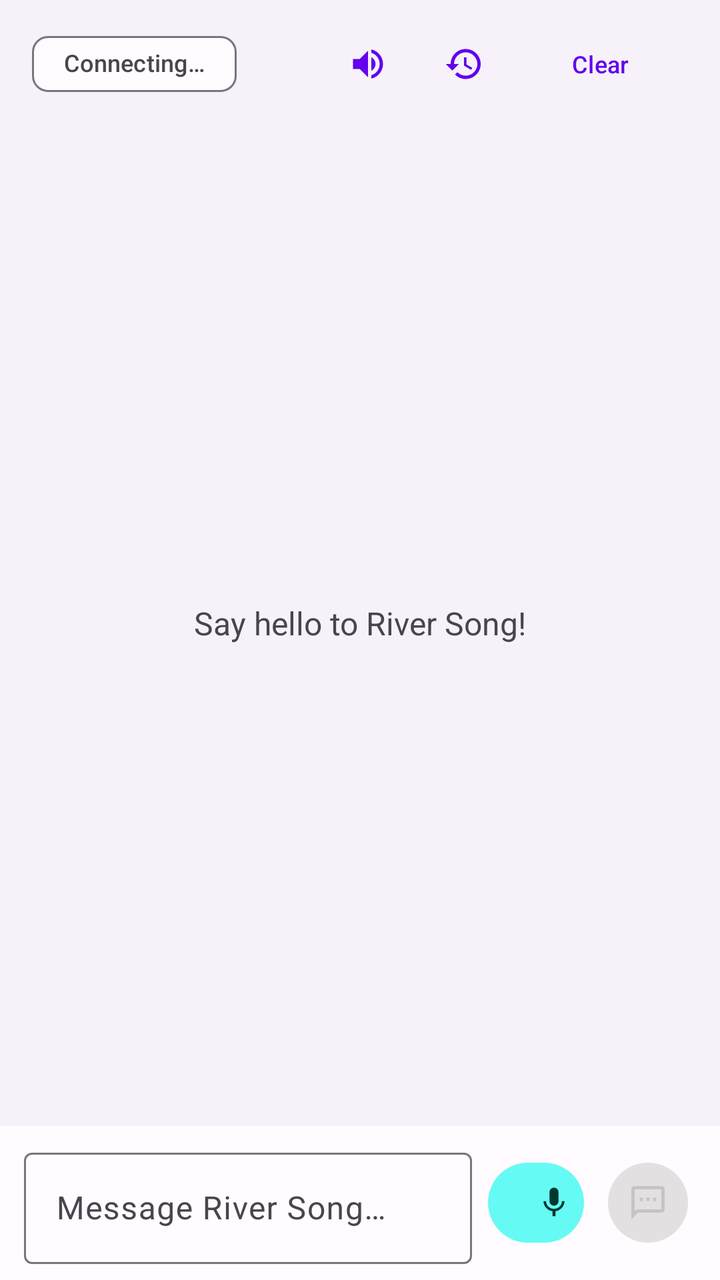
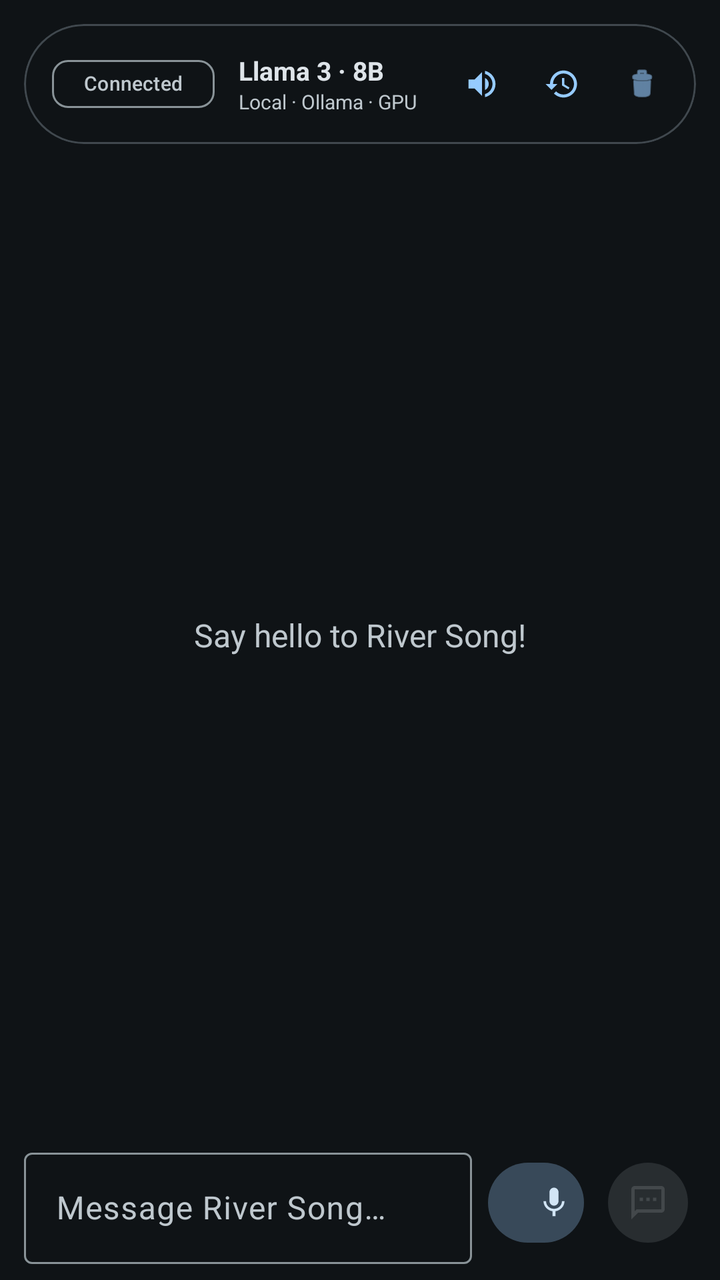

An Android layout rendered at two revisions. The XML below is the earlier revision; the diff shows what the commit changed to produce the second picture.
<!-- AndroidManifest.xml: application theme Theme.RiverSong -->
<!-- res/layout/fragment_chat.xml -->
<?xml version="1.0" encoding="utf-8"?>
<androidx.constraintlayout.widget.ConstraintLayout
    xmlns:android="http://schemas.android.com/apk/res/android"
    xmlns:app="http://schemas.android.com/apk/res-auto"
    android:layout_width="match_parent"
    android:layout_height="match_parent"
    android:background="@color/river_song_background">

    
    <LinearLayout
        android:id="@+id/layoutTopBar"
        android:layout_width="0dp"
        android:layout_height="wrap_content"
        android:orientation="horizontal"
        android:gravity="center_vertical"
        android:paddingHorizontal="16dp"
        android:paddingTop="8dp"
        android:paddingBottom="4dp"
        app:layout_constraintTop_toTopOf="parent"
        app:layout_constraintStart_toStartOf="parent"
        app:layout_constraintEnd_toEndOf="parent">

        <com.google.android.material.chip.Chip
            android:id="@+id/chipConnectionStatus"
            style="@style/Widget.Material3.Chip.Suggestion"
            android:layout_width="wrap_content"
            android:layout_height="wrap_content"
            android:text="Connecting…"
            android:textSize="12sp"
            app:chipMinHeight="28dp" />

        <View
            android:layout_width="0dp"
            android:layout_height="1dp"
            android:layout_weight="1" />

        <com.google.android.material.button.MaterialButton
            android:id="@+id/buttonTtsToggle"
            style="@style/Widget.Material3.Button.IconButton"
            android:layout_width="48dp"
            android:layout_height="48dp"
            app:icon="@drawable/ic_volume_up"
            android:contentDescription="Toggle TTS" />

        <com.google.android.material.button.MaterialButton
            android:id="@+id/buttonHistory"
            style="@style/Widget.Material3.Button.IconButton"
            android:layout_width="48dp"
            android:layout_height="48dp"
            app:icon="@drawable/ic_history"
            android:contentDescription="Chat History" />

        <com.google.android.material.button.MaterialButton
            android:id="@+id/buttonClearHistory"
            style="@style/Widget.Material3.Button.TextButton"
            android:layout_width="wrap_content"
            android:layout_height="wrap_content"
            android:text="Clear"
            android:textSize="12sp" />

    </LinearLayout>

    
    <HorizontalScrollView
        android:id="@+id/horizontalScrollViewModels"
        android:layout_width="0dp"
        android:layout_height="wrap_content"
        android:scrollbars="none"
        android:paddingHorizontal="16dp"
        app:layout_constraintTop_toBottomOf="@id/layoutTopBar"
        app:layout_constraintStart_toStartOf="parent"
        app:layout_constraintEnd_toEndOf="parent">

        <com.google.android.material.chip.ChipGroup
            android:id="@+id/chipGroupModels"
            android:layout_width="wrap_content"
            android:layout_height="wrap_content"
            app:singleLine="true"
            app:singleSelection="true"
            app:selectionRequired="true" />
    </HorizontalScrollView>

    
    <androidx.recyclerview.widget.RecyclerView
        android:id="@+id/recyclerViewChat"
        android:layout_width="0dp"
        android:layout_height="0dp"
        android:paddingTop="8dp"
        android:paddingBottom="8dp"
        android:clipToPadding="false"
        app:layout_constraintTop_toBottomOf="@id/horizontalScrollViewModels"
        app:layout_constraintBottom_toTopOf="@id/layoutStatus"
        app:layout_constraintStart_toStartOf="parent"
        app:layout_constraintEnd_toEndOf="parent" />

    
    <TextView
        android:id="@+id/textViewEmpty"
        android:layout_width="wrap_content"
        android:layout_height="wrap_content"
        android:text="Say hello to River Song!"
        android:textSize="16sp"
        android:textColor="@color/river_song_on_surface_variant"
        android:visibility="visible"
        app:layout_constraintTop_toBottomOf="@id/horizontalScrollViewModels"
        app:layout_constraintBottom_toTopOf="@id/layoutStatus"
        app:layout_constraintStart_toStartOf="parent"
        app:layout_constraintEnd_toEndOf="parent" />

    
    <com.google.android.material.button.MaterialButton
        android:id="@+id/buttonReconnect"
        style="@style/Widget.Material3.Button.TonalButton"
        android:layout_width="wrap_content"
        android:layout_height="wrap_content"
        android:layout_marginBottom="8dp"
        android:text="Reconnect"
        android:visibility="gone"
        app:layout_constraintBottom_toTopOf="@id/layoutStatus"
        app:layout_constraintStart_toStartOf="parent"
        app:layout_constraintEnd_toEndOf="parent" />

    
    <TextView
        android:id="@+id/textViewStatus"
        android:layout_width="wrap_content"
        android:layout_height="wrap_content"
        android:layout_marginBottom="4dp"
        android:paddingHorizontal="16dp"
        android:textSize="13sp"
        android:textColor="@color/river_song_on_surface_variant"
        android:fontStyle="italic"
        android:visibility="gone"
        app:layout_constraintBottom_toTopOf="@id/layoutInput"
        app:layout_constraintStart_toStartOf="parent" />

    
    <LinearLayout
        android:id="@+id/layoutStatus"
        android:layout_width="0dp"
        android:layout_height="wrap_content"
        android:orientation="horizontal"
        app:layout_constraintBottom_toTopOf="@id/layoutInput"
        app:layout_constraintStart_toStartOf="parent"
        app:layout_constraintEnd_toEndOf="parent" />

    
    <LinearLayout
        android:id="@+id/layoutInput"
        android:layout_width="0dp"
        android:layout_height="wrap_content"
        android:orientation="horizontal"
        android:gravity="center_vertical"
        android:paddingHorizontal="12dp"
        android:paddingVertical="8dp"
        android:background="@color/river_song_surface"
        app:layout_constraintBottom_toBottomOf="parent"
        app:layout_constraintStart_toStartOf="parent"
        app:layout_constraintEnd_toEndOf="parent">

        <com.google.android.material.textfield.TextInputLayout
            android:id="@+id/layoutMessageInput"
            style="@style/Widget.Material3.TextInputLayout.OutlinedBox"
            android:layout_width="0dp"
            android:layout_height="wrap_content"
            android:layout_weight="1"
            android:hint="Message River Song…">

            <com.google.android.material.textfield.TextInputEditText
                android:id="@+id/editTextMessage"
                android:layout_width="match_parent"
                android:layout_height="wrap_content"
                android:inputType="textMultiLine|textCapSentences"
                android:imeOptions="actionSend"
                android:maxLines="4" />
        </com.google.android.material.textfield.TextInputLayout>

        <com.google.android.material.button.MaterialButton
            android:id="@+id/buttonMic"
            style="@style/Widget.Material3.Button.TonalButton"
            android:layout_width="48dp"
            android:layout_height="48dp"
            android:layout_marginStart="8dp"
            app:icon="@drawable/ic_mic"
            android:contentDescription="Voice input" />

        <com.google.android.material.button.MaterialButton
            android:id="@+id/buttonSend"
            style="@style/Widget.Material3.Button.IconButton.Filled"
            android:layout_width="48dp"
            android:layout_height="48dp"
            android:layout_marginStart="8dp"
            android:enabled="false"
            app:icon="@drawable/ic_chat"
            android:contentDescription="Send" />

    </LinearLayout>

    
    <FrameLayout
        android:id="@+id/containerHistory"
        android:layout_width="match_parent"
        android:layout_height="match_parent"
        android:background="#80000000"
        android:visibility="gone"
        app:layout_constraintTop_toTopOf="parent"
        app:layout_constraintBottom_toBottomOf="parent"
        app:layout_constraintStart_toStartOf="parent"
        app:layout_constraintEnd_toEndOf="parent">

        <LinearLayout
            android:layout_width="300dp"
            android:layout_height="match_parent"
            android:layout_gravity="end"
            android:background="@color/river_song_surface"
            android:orientation="vertical"
            android:elevation="8dp"
            android:clickable="true"
            android:focusable="true">

            <RelativeLayout
                android:layout_width="match_parent"
                android:layout_height="wrap_content"
                android:padding="16dp">

                <TextView
                    android:layout_width="wrap_content"
                    android:layout_height="wrap_content"
                    android:text="Chat History"
                    android:textAppearance="@style/TextAppearance.Material3.TitleMedium" />

                <com.google.android.material.button.MaterialButton
                    android:id="@+id/buttonCloseHistory"
                    style="@style/Widget.Material3.Button.IconButton"
                    android:layout_width="48dp"
                    android:layout_height="48dp"
                    android:layout_alignParentEnd="true"
                    android:layout_centerVertical="true"
                    app:icon="@drawable/ic_close" />
            </RelativeLayout>

            <androidx.recyclerview.widget.RecyclerView
                android:id="@+id/recyclerViewHistory"
                android:layout_width="match_parent"
                android:layout_height="match_parent"
                android:clipToPadding="false"
                android:paddingBottom="16dp" />

        </LinearLayout>
    </FrameLayout>

</androidx.constraintlayout.widget.ConstraintLayout>
<!-- resources referenced by this layout -->
<resources>
  <color name="river_song_background">#F7F2F9</color>
  <color name="river_song_on_surface_variant">#49454F</color>
  <color name="river_song_surface">#FFFBFE</color>
  <style name="Theme.RiverSong" parent="Theme.Material3.DayNight.NoActionBar">
          <item name="colorPrimary">@color/river_song_primary</item>
          <item name="colorOnPrimary">@color/river_song_on_primary</item>
          <item name="colorPrimaryContainer">@color/river_song_primary_container</item>
          <item name="colorOnPrimaryContainer">@color/river_song_on_primary_container</item>
  
          <item name="colorSecondary">@color/river_song_secondary</item>
          <item name="colorOnSecondary">@color/river_song_on_secondary</item>
          <item name="colorSecondaryContainer">@color/river_song_secondary_container</item>
          <item name="colorOnSecondaryContainer">@color/river_song_on_secondary_container</item>
  
          <item name="colorTertiary">@color/river_song_tertiary</item>
          <item name="colorOnTertiary">@color/river_song_on_tertiary</item>
          <item name="colorTertiaryContainer">@color/river_song_tertiary_container</item>
          <item name="colorOnTertiaryContainer">@color/river_song_on_tertiary_container</item>
  
          <item name="colorError">@color/river_song_error</item>
          <item name="colorOnError">@color/river_song_on_error</item>
          <item name="colorErrorContainer">@color/river_song_error_container</item>
          <item name="colorOnErrorContainer">@color/river_song_on_error_container</item>
  
          <item name="android:colorBackground">@color/river_song_background</item>
          <item name="colorOnBackground">@color/river_song_on_background</item>
          <item name="colorSurface">@color/river_song_surface</item>
          <item name="colorOnSurface">@color/river_song_on_surface</item>
          <item name="colorSurfaceVariant">@color/river_song_surface_variant</item>
          <item name="colorOnSurfaceVariant">@color/river_song_on_surface_variant</item>
          <item name="colorOutline">@color/river_song_outline</item>
  
          <item name="android:statusBarColor">?attr/colorPrimary</item>
          <item name="android:windowLightStatusBar">true</item>
          <item name="android:navigationBarColor">?attr/colorSurface</item>
      </style>
  <color name="river_song_primary">#6200EE</color>
  <color name="river_song_on_primary">#FFFFFF</color>
  <color name="river_song_primary_container">#BB86FC</color>
  <color name="river_song_on_primary_container">#21005D</color>
  <color name="river_song_secondary">#03DAC6</color>
  <color name="river_song_on_secondary">#000000</color>
  <color name="river_song_secondary_container">#66FAF4</color>
  <color name="river_song_on_secondary_container">#003831</color>
  <color name="river_song_tertiary">#018786</color>
  <color name="river_song_on_tertiary">#FFFFFF</color>
  <color name="river_song_tertiary_container">#A7E7E7</color>
  <color name="river_song_on_tertiary_container">#002C2C</color>
  <color name="river_song_error">#B00020</color>
  <color name="river_song_on_error">#FFFFFF</color>
  <color name="river_song_error_container">#FCD8DF</color>
  <color name="river_song_on_error_container">#410002</color>
  <color name="river_song_on_background">#1C1B1F</color>
  <color name="river_song_on_surface">#1C1B1F</color>
  <color name="river_song_surface_variant">#E7E0EC</color>
  <color name="river_song_outline">#79757F</color>
  <!-- unchanged entries left out for length: 5 -->
</resources>

<!-- the commit's change to res/layout/fragment_chat.xml (unified diff, before → after) -->
@@ -7,78 +7,99 @@
     android:background="@color/river_song_background">
 
     
-    <LinearLayout
-        android:id="@+id/layoutTopBar"
-        android:layout_width="0dp"
-        android:layout_height="wrap_content"
-        android:orientation="horizontal"
-        android:gravity="center_vertical"
-        android:paddingHorizontal="16dp"
-        android:paddingTop="8dp"
-        android:paddingBottom="4dp"
-        app:layout_constraintTop_toTopOf="parent"
-        app:layout_constraintStart_toStartOf="parent"
-        app:layout_constraintEnd_toEndOf="parent">
-
-        <com.google.android.material.chip.Chip
-            android:id="@+id/chipConnectionStatus"
-            style="@style/Widget.Material3.Chip.Suggestion"
-            android:layout_width="wrap_content"
+    <com.google.android.material.card.MaterialCardView
+        android:id="@+id/cardModelSelector"
+        android:layout_width="match_parent"
+        android:layout_height="wrap_content"
+        android:layout_margin="12dp"
+        app:cardCornerRadius="9999dp"
+        app:cardElevation="0dp"
+        app:strokeWidth="1dp"
+        app:strokeColor="?attr/colorOutlineVariant"
+        app:layout_constraintTop_toTopOf="parent">
+
+        <LinearLayout
+            android:layout_width="match_parent"
             android:layout_height="wrap_content"
-            android:text="Connecting…"
-            android:textSize="12sp"
-            app:chipMinHeight="28dp" />
-
-        <View
-            android:layout_width="0dp"
-            android:layout_height="1dp"
-            android:layout_weight="1" />
-
-        <com.google.android.material.button.MaterialButton
-            android:id="@+id/buttonTtsToggle"
-            style="@style/Widget.Material3.Button.IconButton"
-            android:layout_width="48dp"
-            android:layout_height="48dp"
-            app:icon="@drawable/ic_volume_up"
-            android:contentDescription="Toggle TTS" />
-
-        <com.google.android.material.button.MaterialButton
-            android:id="@+id/buttonHistory"
-            style="@style/Widget.Material3.Button.IconButton"
-            android:layout_width="48dp"
-            android:layout_height="48dp"
-            app:icon="@drawable/ic_history"
-            android:contentDescription="Chat History" />
-
-        <com.google.android.material.button.MaterialButton
-            android:id="@+id/buttonClearHistory"
-            style="@style/Widget.Material3.Button.TextButton"
-            android:layout_width="wrap_content"
-            android:layout_height="wrap_content"
-            android:text="Clear"
-            android:textSize="12sp" />
-
-    </LinearLayout>
-
-    
-    <HorizontalScrollView
-        android:id="@+id/horizontalScrollViewModels"
-        android:layout_width="0dp"
-        android:layout_height="wrap_content"
-        android:scrollbars="none"
-        android:paddingHorizontal="16dp"
-        app:layout_constraintTop_toBottomOf="@id/layoutTopBar"
-        app:layout_constraintStart_toStartOf="parent"
-        app:layout_constraintEnd_toEndOf="parent">
-
-        <com.google.android.material.chip.ChipGroup
-            android:id="@+id/chipGroupModels"
-            android:layout_width="wrap_content"
-            android:layout_height="wrap_content"
-            app:singleLine="true"
-            app:singleSelection="true"
-            app:selectionRequired="true" />
-    </HorizontalScrollView>
+            android:gravity="center_vertical"
+            android:orientation="horizontal"
+            android:padding="6dp">
+
+            <com.google.android.material.chip.Chip
+                android:id="@+id/chipConnectionStatus"
+                style="@style/Widget.Material3.Chip.Suggestion"
+                android:layout_width="wrap_content"
+                android:layout_height="wrap_content"
+                android:text="Connected"
+                android:textSize="10sp"
+                app:chipMinHeight="24dp"
+                android:layout_marginStart="8dp" />
+
+            <LinearLayout
+                android:layout_width="0dp"
+                android:layout_height="wrap_content"
+                android:layout_marginStart="12dp"
+                android:layout_weight="1"
+                android:orientation="vertical">
+
+                <TextView
+                    android:id="@+id/textViewModelName"
+                    android:layout_width="wrap_content"
+                    android:layout_height="wrap_content"
+                    android:text="Llama 3 · 8B"
+                    android:textColor="?attr/colorOnSurface"
+                    android:textSize="13sp"
+                    android:textStyle="bold" />
+
+                <TextView
+                    android:id="@+id/textViewModelSub"
+                    android:layout_width="wrap_content"
+                    android:layout_height="wrap_content"
+                    android:text="Local · Ollama · GPU"
+                    android:textColor="?attr/colorOnSurfaceVariant"
+                    android:textSize="10sp" />
+            </LinearLayout>
+
+            <com.google.android.material.button.MaterialButton
+                android:id="@+id/buttonTtsToggle"
+                style="@style/Widget.Material3.Button.IconButton"
+                android:layout_width="40dp"
+                android:layout_height="40dp"
+                app:icon="@drawable/ic_volume_up"
+                app:iconSize="18dp"
+                android:contentDescription="Toggle TTS" />
+
+            <com.google.android.material.button.MaterialButton
+                android:id="@+id/buttonHistory"
+                style="@style/Widget.Material3.Button.IconButton"
+                android:layout_width="40dp"
+                android:layout_height="40dp"
+                app:icon="@drawable/ic_history"
+                app:iconSize="18dp"
+                android:contentDescription="Chat History" />
+
+            <com.google.android.material.button.MaterialButton
+                android:id="@+id/buttonClearHistory"
+                style="@style/Widget.Material3.Button.IconButton"
+                android:layout_width="40dp"
+                android:layout_height="40dp"
+                app:icon="@android:drawable/ic_menu_delete"
+                app:iconSize="18dp"
+                android:layout_marginEnd="4dp"
+                android:contentDescription="Clear" />
+
+        </LinearLayout>
+    </com.google.android.material.card.MaterialCardView>
+
+    
+    <com.google.android.material.chip.ChipGroup
+        android:id="@+id/chipGroupModels"
+        android:layout_width="0dp"
+        android:layout_height="wrap_content"
+        android:visibility="gone"
+        app:layout_constraintTop_toBottomOf="@id/cardModelSelector"
+        app:layout_constraintStart_toStartOf="parent"
+        app:layout_constraintEnd_toEndOf="parent" />
 
     
     <androidx.recyclerview.widget.RecyclerView
@@ -88,7 +109,7 @@
         android:paddingTop="8dp"
         android:paddingBottom="8dp"
         android:clipToPadding="false"
-        app:layout_constraintTop_toBottomOf="@id/horizontalScrollViewModels"
+        app:layout_constraintTop_toBottomOf="@id/cardModelSelector"
         app:layout_constraintBottom_toTopOf="@id/layoutStatus"
         app:layout_constraintStart_toStartOf="parent"
         app:layout_constraintEnd_toEndOf="parent" />
@@ -102,7 +123,7 @@
         android:textSize="16sp"
         android:textColor="@color/river_song_on_surface_variant"
         android:visibility="visible"
-        app:layout_constraintTop_toBottomOf="@id/horizontalScrollViewModels"
+        app:layout_constraintTop_toBottomOf="@id/cardModelSelector"
         app:layout_constraintBottom_toTopOf="@id/layoutStatus"
         app:layout_constraintStart_toStartOf="parent"
         app:layout_constraintEnd_toEndOf="parent" />
<!-- resource entries referenced after the edit -->
@@ -1,61 +1,91 @@
 <!-- resources referenced by this layout -->
 <resources>
-  <color name="river_song_background">#F7F2F9</color>
-  <color name="river_song_on_surface_variant">#49454F</color>
-  <color name="river_song_surface">#FFFBFE</color>
+  <color name="river_song_background">#0F1316</color>
+  <color name="river_song_on_surface_variant">#BFC8CE</color>
+  <color name="river_song_surface">#0F1316</color>
   <style name="Theme.RiverSong" parent="Theme.Material3.DayNight.NoActionBar">
-          <item name="colorPrimary">@color/river_song_primary</item>
-          <item name="colorOnPrimary">@color/river_song_on_primary</item>
-          <item name="colorPrimaryContainer">@color/river_song_primary_container</item>
-          <item name="colorOnPrimaryContainer">@color/river_song_on_primary_container</item>
+          
+          <item name="colorPrimary">@color/rs_blue_primary</item>
+          <item name="colorOnPrimary">@color/rs_blue_on_primary</item>
+          <item name="colorPrimaryContainer">@color/rs_blue_primary_container</item>
+          <item name="colorOnPrimaryContainer">@color/rs_blue_on_primary_container</item>
   
-          <item name="colorSecondary">@color/river_song_secondary</item>
-          <item name="colorOnSecondary">@color/river_song_on_secondary</item>
-          <item name="colorSecondaryContainer">@color/river_song_secondary_container</item>
-          <item name="colorOnSecondaryContainer">@color/river_song_on_secondary_container</item>
+          <item name="colorSecondary">@color/rs_blue_secondary</item>
+          <item name="colorOnSecondary">@color/rs_blue_on_secondary</item>
+          <item name="colorSecondaryContainer">@color/rs_blue_secondary_container</item>
+          <item name="colorOnSecondaryContainer">@color/rs_blue_on_secondary_container</item>
   
-          <item name="colorTertiary">@color/river_song_tertiary</item>
-          <item name="colorOnTertiary">@color/river_song_on_tertiary</item>
-          <item name="colorTertiaryContainer">@color/river_song_tertiary_container</item>
-          <item name="colorOnTertiaryContainer">@color/river_song_on_tertiary_container</item>
+          <item name="colorTertiary">@color/rs_blue_tertiary</item>
+          <item name="colorOnTertiary">@color/rs_blue_on_tertiary</item>
+          <item name="colorTertiaryContainer">@color/rs_blue_tertiary_container</item>
+          <item name="colorOnTertiaryContainer">@color/rs_blue_on_tertiary_container</item>
   
-          <item name="colorError">@color/river_song_error</item>
-          <item name="colorOnError">@color/river_song_on_error</item>
-          <item name="colorErrorContainer">@color/river_song_error_container</item>
-          <item name="colorOnErrorContainer">@color/river_song_on_error_container</item>
+          <item name="colorError">@color/rs_blue_error</item>
+          <item name="colorOnError">@color/rs_blue_on_error</item>
+          <item name="colorErrorContainer">@color/rs_blue_error_container</item>
+          <item name="colorOnErrorContainer">@color/rs_blue_on_error_container</item>
   
-          <item name="android:colorBackground">@color/river_song_background</item>
-          <item name="colorOnBackground">@color/river_song_on_background</item>
-          <item name="colorSurface">@color/river_song_surface</item>
-          <item name="colorOnSurface">@color/river_song_on_surface</item>
-          <item name="colorSurfaceVariant">@color/river_song_surface_variant</item>
-          <item name="colorOnSurfaceVariant">@color/river_song_on_surface_variant</item>
-          <item name="colorOutline">@color/river_song_outline</item>
+          <item name="android:colorBackground">@color/rs_blue_background</item>
+          <item name="colorOnBackground">@color/rs_blue_on_surface</item>
+          <item name="colorSurface">@color/rs_blue_surface</item>
+          <item name="colorOnSurface">@color/rs_blue_on_surface</item>
+          <item name="colorSurfaceVariant">@color/rs_blue_surface_variant</item>
+          <item name="colorOnSurfaceVariant">@color/rs_blue_on_surface_variant</item>
+          <item name="colorOutline">@color/rs_blue_outline</item>
+          <item name="colorOutlineVariant">@color/rs_blue_outline_variant</item>
+          <item name="colorWarning">@color/rs_blue_warn</item>
   
-          <item name="android:statusBarColor">?attr/colorPrimary</item>
-          <item name="android:windowLightStatusBar">true</item>
+          <item name="android:statusBarColor">?attr/colorSurface</item>
+          <item name="android:windowLightStatusBar">false</item>
           <item name="android:navigationBarColor">?attr/colorSurface</item>
+  
+          
+          
+          <item name="shapeAppearanceCornerExtraSmall">@style/ShapeAppearance.RiverSong.XS</item>
+          <item name="shapeAppearanceCornerSmall">@style/ShapeAppearance.RiverSong.SM</item>
+          <item name="shapeAppearanceCornerMedium">@style/ShapeAppearance.RiverSong.MD</item>
+          <item name="shapeAppearanceCornerLarge">@style/ShapeAppearance.RiverSong.LG</item>
+          <item name="shapeAppearanceCornerExtraLarge">@style/ShapeAppearance.RiverSong.XL</item>
       </style>
-  <color name="river_song_primary">#6200EE</color>
-  <color name="river_song_on_primary">#FFFFFF</color>
-  <color name="river_song_primary_container">#BB86FC</color>
-  <color name="river_song_on_primary_container">#21005D</color>
-  <color name="river_song_secondary">#03DAC6</color>
-  <color name="river_song_on_secondary">#000000</color>
-  <color name="river_song_secondary_container">#66FAF4</color>
-  <color name="river_song_on_secondary_container">#003831</color>
-  <color name="river_song_tertiary">#018786</color>
-  <color name="river_song_on_tertiary">#FFFFFF</color>
-  <color name="river_song_tertiary_container">#A7E7E7</color>
-  <color name="river_song_on_tertiary_container">#002C2C</color>
-  <color name="river_song_error">#B00020</color>
-  <color name="river_song_on_error">#FFFFFF</color>
-  <color name="river_song_error_container">#FCD8DF</color>
-  <color name="river_song_on_error_container">#410002</color>
-  <color name="river_song_on_background">#1C1B1F</color>
-  <color name="river_song_on_surface">#1C1B1F</color>
-  <color name="river_song_surface_variant">#E7E0EC</color>
-  <color name="river_song_outline">#79757F</color>
+  <color name="rs_blue_primary">#96CBFF</color>
+  <color name="rs_blue_on_primary">#003354</color>
+  <color name="rs_blue_primary_container">#004A77</color>
+  <color name="rs_blue_on_primary_container">#CAE6FF</color>
+  <color name="rs_blue_secondary">#B6C9D9</color>
+  <color name="rs_blue_on_secondary">#213242</color>
+  <color name="rs_blue_secondary_container">#384959</color>
+  <color name="rs_blue_on_secondary_container">#D2E5F5</color>
+  <color name="rs_blue_tertiary">#D9BBFF</color>
+  <color name="rs_blue_on_tertiary">#3E1F77</color>
+  <color name="rs_blue_tertiary_container">#55368F</color>
+  <color name="rs_blue_on_tertiary_container">#EEDCFF</color>
+  <color name="rs_blue_error">#FFB4AB</color>
+  <color name="rs_blue_on_error">#690005</color>
+  <color name="rs_blue_error_container">#93000A</color>
+  <color name="rs_blue_on_error_container">#FFDAD6</color>
+  <color name="rs_blue_background">#0F1316</color>
+  <color name="rs_blue_on_surface">#DEE4E9</color>
+  <color name="rs_blue_surface">#0F1316</color>
+  <color name="rs_blue_surface_variant">#1B2023</color>
+  <color name="rs_blue_on_surface_variant">#BFC8CE</color>
+  <color name="rs_blue_outline">#899398</color>
+  <color name="rs_blue_outline_variant">#40484E</color>
+  <color name="rs_blue_warn">#FFB86C</color>
+  <style name="ShapeAppearance.RiverSong.XS" parent="">
+          <item name="cornerSize">4dp</item>
+      </style>
+  <style name="ShapeAppearance.RiverSong.SM" parent="">
+          <item name="cornerSize">8dp</item>
+      </style>
+  <style name="ShapeAppearance.RiverSong.MD" parent="">
+          <item name="cornerSize">12dp</item>
+      </style>
+  <style name="ShapeAppearance.RiverSong.LG" parent="">
+          <item name="cornerSize">16dp</item>
+      </style>
+  <style name="ShapeAppearance.RiverSong.XL" parent="">
+          <item name="cornerSize">20dp</item>
+      </style>
   <!-- unchanged entries left out for length: 5 -->
 </resources>
 
